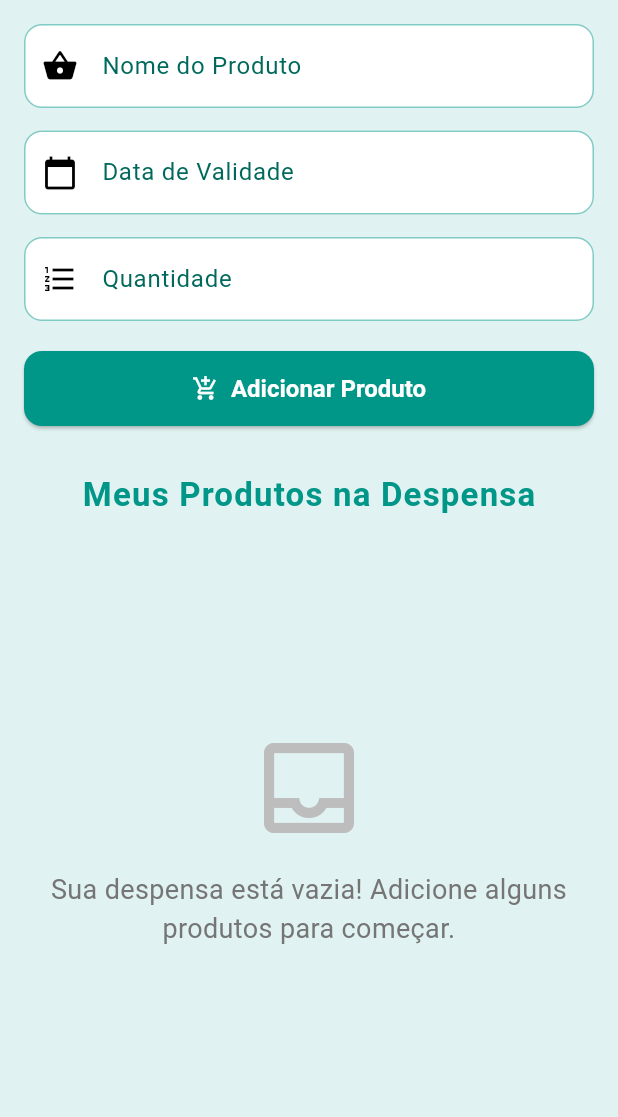
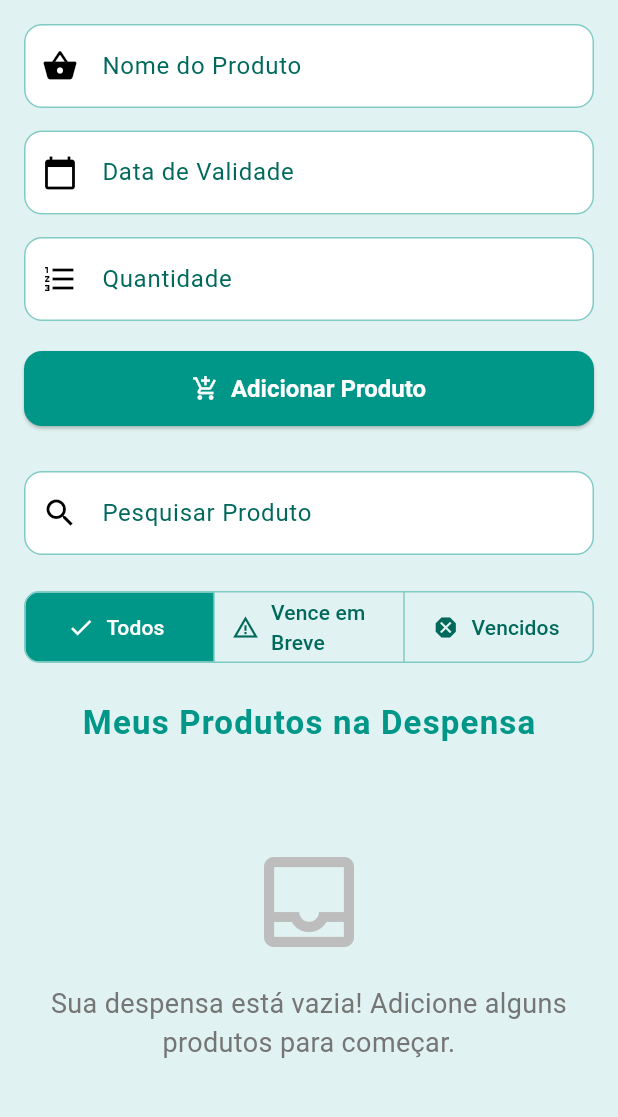
Before and after one commit to AngeloMattos/Monitorador-de-Dispensa, a Flutter app: the screen it shows after launch, on a phone screen of 412 x 824 dp, the part 84-1201 px from its top. Run offline on Flutter 3.47's test engine with Material 3 defaults, Android fonts, the phone set to English and light mode, and no system bars; our stand-ins replace shared_preferences.

Commit message:
Adição do sistema de Filtragem/Pesquisa/Botão de Deletar todos

```diff
--- a/lib/main.dart
+++ b/lib/main.dart
@@ -4,6 +4,13 @@ import 'package:shared_preferences/shared_preferences.dart';
 import 'dart:convert'; // Necessário para codificação/decodificação JSON
 
 void main() => runApp(const MyApp());
+
+// Enum para os tipos de filtro de produto
+enum ProductFilter {
+  all,
+  expired,
+  nearExpiration,
+}
 
 class MyApp extends StatelessWidget {
   const MyApp({super.key});
@@ -127,10 +134,14 @@ class HomeScreen extends StatefulWidget {
 
 class _HomeScreenState extends State<HomeScreen> {
   List<Produto> produtos = [];
+  List<Produto> _filteredProdutos = []; // Nova lista para produtos filtrados
 
   final TextEditingController nomeController = TextEditingController();
   final TextEditingController validadeController = TextEditingController();
   final TextEditingController quantidadeController = TextEditingController();
+  final TextEditingController _searchController = TextEditingController(); // Controlador para a barra de pesquisa
+
+  ProductFilter _selectedFilter = ProductFilter.all; // Estado do filtro selecionado
 
   // Inicializa SharedPreferences
   late SharedPreferences _prefs;
@@ -139,6 +150,18 @@ class _HomeScreenState extends State<HomeScreen> {
   void initState() {
     super.initState();
     _initSharedPreferences();
+    // Adiciona um listener ao controlador de pesquisa para filtrar produtos em tempo real
+    _searchController.addListener(_onSearchChanged);
+  }
+
+  @override
+  void dispose() {
+    _searchController.removeListener(_onSearchChanged);
+    _searchController.dispose();
+    nomeController.dispose();
+    validadeController.dispose();
+    quantidadeController.dispose();
+    super.dispose();
   }
 
   Future<void> _initSharedPreferences() async {
@@ -153,8 +176,8 @@ class _HomeScreenState extends State<HomeScreen> {
       final List<dynamic> jsonList = json.decode(produtosJsonString);
       setState(() {
         produtos = jsonList.map((jsonItem) => Produto.fromJson(jsonItem)).toList();
-        // Ordena os produtos: vencidos primeiro, depois perto do vencimento, depois por data de validade
-        _sortProdutos();
+        _sortProdutos(); // Ordena após carregar
+        _applyFilters(); // Aplica os filtros e pesquisa após carregar
       });
     }
   }
@@ -179,6 +202,36 @@ class _HomeScreenState extends State<HomeScreen> {
       // Caso contrário, ordena por data de validade (mais antiga primeiro)
       return a.validade.compareTo(b.validade);
     });
+  }
+
+  // Lógica central para aplicar filtros e pesquisa
+  void _applyFilters() {
+    List<Produto> tempFilteredList = produtos;
+
+    // 1. Aplica o filtro de pesquisa por nome
+    final String query = _searchController.text.toLowerCase();
+    if (query.isNotEmpty) {
+      tempFilteredList = tempFilteredList
+          .where((produto) => produto.nome.toLowerCase().contains(query))
+          .toList();
+    }
+
+    // 2. Aplica o filtro de status (Vencido, Perto do Vencimento)
+    if (_selectedFilter == ProductFilter.expired) {
+      tempFilteredList = tempFilteredList.where((produto) => produto.isExpired).toList();
+    } else if (_selectedFilter == ProductFilter.nearExpiration) {
+      tempFilteredList = tempFilteredList.where((produto) => produto.pertoDoVencimento).toList();
+    }
+    // Se _selectedFilter for ProductFilter.all, nenhuma filtragem adicional é feita aqui
+
+    setState(() {
+      _filteredProdutos = tempFilteredList;
+    });
+  }
+
+  // Chamado quando o texto da pesquisa muda
+  void _onSearchChanged() {
+    _applyFilters(); // Chama a função central de aplicação de filtros
   }
 
   // Função para exibir uma mensagem SnackBar
@@ -245,6 +298,7 @@ class _HomeScreenState extends State<HomeScreen> {
       produtos.add(Produto(nome: nome, validade: validade, quantidade: quantidade));
       _sortProdutos(); // Ordena após adicionar
       _saveProdutos(); // Salva após adicionar
+      _applyFilters(); // Atualiza a lista filtrada e pesquisada
     });
 
     nomeController.clear();
@@ -254,36 +308,49 @@ class _HomeScreenState extends State<HomeScreen> {
   }
 
   void darBaixaProduto(int index) {
-    final String productName = produtos[index].nome;
+    // Encontrar o produto na lista original 'produtos' usando o produto filtrado
+    final Produto produtoRemovido = _filteredProdutos[index];
+    final int originalIndex = produtos.indexOf(produtoRemovido);
+
+    if (originalIndex != -1) { // Verifica se o produto ainda existe na lista original
       setState(() {
-      if (produtos[index].quantidade > 1) {
-        produtos[index].quantidade--;
-        _showSnackBar('Uma unidade de "$productName" foi removida.');
+        if (produtos[originalIndex].quantidade > 1) {
+          produtos[originalIndex].quantidade--;
+          _showSnackBar('Uma unidade de "${produtos[originalIndex].nome}" foi removida.');
         } else {
-        produtos.removeAt(index);
-        _showSnackBar('"$productName" foi removido da despensa.',
+          produtos.removeAt(originalIndex);
+          _showSnackBar('"${produtoRemovido.nome}" foi removido da despensa.',
               action: SnackBarAction(
                 label: 'Desfazer',
                 onPressed: () {
                   setState(() {
-                  // Isso é um "desfazer" básico. Para um "desfazer" mais complexo, armazene o produto removido.
                     _loadProdutos(); // Recarrega para reverter se necessário.
+                    // _applyFilters() já é chamado dentro de _loadProdutos
                   });
                 },
               ));
         }
         _sortProdutos(); // Ordena após a modificação
         _saveProdutos(); // Salva após a alteração da quantidade
+        _applyFilters(); // Refiltrar e pesquisar após a modificação
       });
+    }
   }
 
   void adicionarUnidade(int index) {
+    // Encontrar o produto na lista original 'produtos' usando o produto filtrado
+    final Produto produtoAdicionado = _filteredProdutos[index];
+    final int originalIndex = produtos.indexOf(produtoAdicionado);
+
+    if (originalIndex != -1) {
       setState(() {
-      produtos[index].quantidade++;
+        produtos[originalIndex].quantidade++;
         _sortProdutos(); // Ordena após a modificação
         _saveProdutos(); // Salva após a alteração da quantidade
-      _showSnackBar('Uma unidade de "${produtos[index].nome}" foi adicionada.');
+        _applyFilters(); // Refiltrar e pesquisar após a modificação
+        _showSnackBar('Uma unidade de "${produtos[originalIndex].nome}" foi adicionada.');
       });
+    }
   }
 
   String formatarData(DateTime data) {
@@ -301,7 +368,7 @@ class _HomeScreenState extends State<HomeScreen> {
         padding: const EdgeInsets.all(16.0),
         child: Column(
           children: [
-            // Campos de entrada
+            // Campos de entrada de novo produto
             TextField(
               controller: nomeController,
               decoration: const InputDecoration(
@@ -339,6 +406,66 @@ class _HomeScreenState extends State<HomeScreen> {
               ),
             ),
             const SizedBox(height: 30), // Espaçamento aumentado para separação de seção
+
+            // BARRA DE PESQUISA
+            TextField(
+              controller: _searchController,
+              decoration: InputDecoration(
+                labelText: 'Pesquisar Produto',
+                hintText: 'Digite o nome do produto',
+                prefixIcon: const Icon(Icons.search),
+                suffixIcon: _searchController.text.isNotEmpty
+                    ? IconButton(
+                  icon: const Icon(Icons.clear),
+                  onPressed: () {
+                    _searchController.clear();
+                    _applyFilters(); // Limpa o filtro de pesquisa e reaplica os outros
+                  },
+                )
+                    : null,
+              ),
+            ),
+            const SizedBox(height: 20), // Espaçamento após a barra de pesquisa
+
+            // BARRA DE FILTRO ADICIONADA AQUI
+            Align(
+              alignment: Alignment.centerLeft, // Alinha o SegmentedButton à esquerda
+              child: SegmentedButton<ProductFilter>(
+                segments: const <ButtonSegment<ProductFilter>>[
+                  ButtonSegment<ProductFilter>(
+                    value: ProductFilter.all,
+                    label: Text('Todos'),
+                    icon: Icon(Icons.list),
+                  ),
+                  ButtonSegment<ProductFilter>(
+                    value: ProductFilter.nearExpiration,
+                    label: Text('Vence em Breve'),
+                    icon: Icon(Icons.warning_amber),
+                  ),
+                  ButtonSegment<ProductFilter>(
+                    value: ProductFilter.expired,
+                    label: Text('Vencidos'),
+                    icon: Icon(Icons.dangerous),
+                  ),
+                ],
+                selected: <ProductFilter>{_selectedFilter},
+                onSelectionChanged: (Set<ProductFilter> newSelection) {
+                  setState(() {
+                    _selectedFilter = newSelection.first;
+                    _applyFilters(); // Aplica o novo filtro
+                  });
+                },
+                style: SegmentedButton.styleFrom(
+                  foregroundColor: Colors.teal[800], // Cor do texto dos segmentos
+                  selectedForegroundColor: Colors.white, // Cor do texto do segmento selecionado
+                  selectedBackgroundColor: Colors.teal, // Cor de fundo do segmento selecionado
+                  side: BorderSide(color: Colors.teal.shade200), // Borda dos segmentos
+                  shape: RoundedRectangleBorder(borderRadius: BorderRadius.circular(10)),
+                ),
+              ),
+            ),
+            const SizedBox(height: 20), // Espaçamento após a barra de filtro
+
             const Text(
               'Meus Produtos na Despensa', // Título mais envolvente
               style: TextStyle(
@@ -350,19 +477,23 @@ class _HomeScreenState extends State<HomeScreen> {
             ),
             const SizedBox(height: 20), // Espaçamento aumentado
             Expanded(
-              child: produtos.isEmpty
+              child: _filteredProdutos.isEmpty // Usa a lista filtrada aqui
                   ? Center(
                 child: Column(
                   mainAxisAlignment: MainAxisAlignment.center,
                   children: [
                     Icon(
-                      Icons.inbox_outlined, // Ícone de estado vazio
+                      _searchController.text.isEmpty && _selectedFilter == ProductFilter.all
+                          ? Icons.inbox_outlined // Ícone para "despensa vazia"
+                          : Icons.search_off, // Ícone para "nenhum resultado"
                       size: 80,
                       color: Colors.grey[400],
                     ),
                     const SizedBox(height: 15),
                     Text(
-                      'Sua despensa está vazia! Adicione alguns produtos para começar.',
+                      _searchController.text.isEmpty && _selectedFilter == ProductFilter.all
+                          ? 'Sua despensa está vazia! Adicione alguns produtos para começar.'
+                          : 'Nenhum produto encontrado com "${_searchController.text}" para o filtro selecionado.',
                       style: TextStyle(fontSize: 18, color: Colors.grey[600]),
                       textAlign: TextAlign.center,
                     ),
@@ -370,9 +501,9 @@ class _HomeScreenState extends State<HomeScreen> {
                 ),
               )
                   : ListView.builder(
-                itemCount: produtos.length,
+                itemCount: _filteredProdutos.length, // Usa a lista filtrada aqui
                 itemBuilder: (context, index) {
-                  final produto = produtos[index];
+                  final produto = _filteredProdutos[index]; // Pega o produto da lista filtrada
                   Color? cardColor;
                   String statusText = '';
                   Color? statusTextColor;
```
Lines whose indentation alone changed are shown as unchanged.
